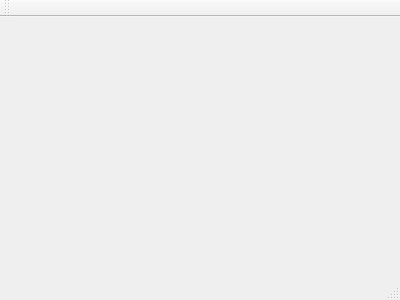
The window that mainwindow.ui (nsmgr8/BLUsage-qt4) describes before a commit, drawn with Qt 5.
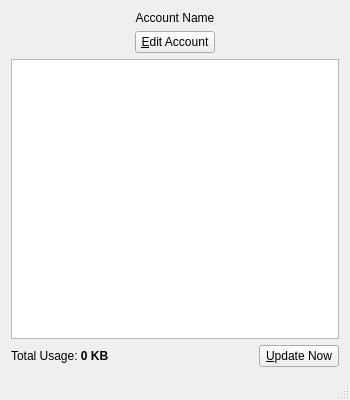
The same window after the commit.

Commit message: layout main window

Diff of the .ui file:
```diff
--- a/mainwindow.ui
+++ b/mainwindow.ui
@@ -1,24 +1,165 @@
 <ui version="4.0">
  <class>MainWindow</class>
- <widget class="QMainWindow" name="MainWindow" >
-  <property name="geometry" >
+ <widget class="QMainWindow" name="MainWindow">
+  <property name="geometry">
    <rect>
     <x>0</x>
     <y>0</y>
-    <width>400</width>
-    <height>300</height>
+    <width>350</width>
+    <height>400</height>
    </rect>
   </property>
-  <property name="windowTitle" >
+  <property name="minimumSize">
+   <size>
+    <width>350</width>
+    <height>400</height>
+   </size>
+  </property>
+  <property name="maximumSize">
+   <size>
+    <width>350</width>
+    <height>16777215</height>
+   </size>
+  </property>
+  <property name="windowTitle">
    <string>MainWindow</string>
   </property>
-  <widget class="QMenuBar" name="menuBar" />
-  <widget class="QToolBar" name="mainToolBar" />
-  <widget class="QWidget" name="centralWidget" />
-  <widget class="QStatusBar" name="statusBar" />
+  <widget class="QWidget" name="centralWidget">
+   <layout class="QGridLayout" name="gridLayout">
+    <item row="0" column="0">
+     <layout class="QVBoxLayout" name="verticalLayout_2">
+      <item>
+       <layout class="QVBoxLayout" name="verticalLayout">
+        <item>
+         <widget class="QLabel" name="accountName">
+          <property name="text">
+           <string>Account Name</string>
+          </property>
+          <property name="alignment">
+           <set>Qt::AlignCenter</set>
+          </property>
+         </widget>
+        </item>
+        <item>
+         <layout class="QHBoxLayout" name="horizontalLayout_2">
+          <item>
+           <spacer name="horizontalSpacer_2">
+            <property name="orientation">
+             <enum>Qt::Horizontal</enum>
+            </property>
+            <property name="sizeHint" stdset="0">
+             <size>
+              <width>40</width>
+              <height>20</height>
+             </size>
+            </property>
+           </spacer>
+          </item>
+          <item>
+           <widget class="QPushButton" name="editAccount">
+            <property name="text">
+             <string>&amp;Edit Account</string>
+            </property>
+           </widget>
+          </item>
+          <item>
+           <spacer name="horizontalSpacer_3">
+            <property name="orientation">
+             <enum>Qt::Horizontal</enum>
+            </property>
+            <property name="sizeHint" stdset="0">
+             <size>
+              <width>40</width>
+              <height>20</height>
+             </size>
+            </property>
+           </spacer>
+          </item>
+         </layout>
+        </item>
+       </layout>
+      </item>
+      <item>
+       <widget class="QTreeView" name="treeView"/>
+      </item>
+      <item>
+       <layout class="QHBoxLayout" name="horizontalLayout">
+        <item>
+         <widget class="QLabel" name="totalLabel">
+          <property name="text">
+           <string>Total Usage: &lt;b&gt;0 KB&lt;/b&gt;</string>
+          </property>
+         </widget>
+        </item>
+        <item>
+         <spacer name="horizontalSpacer">
+          <property name="orientation">
+           <enum>Qt::Horizontal</enum>
+          </property>
+          <property name="sizeHint" stdset="0">
+           <size>
+            <width>40</width>
+            <height>20</height>
+           </size>
+          </property>
+         </spacer>
+        </item>
+        <item>
+         <widget class="QPushButton" name="updateButton">
+          <property name="text">
+           <string>&amp;Update Now</string>
+          </property>
+         </widget>
+        </item>
+       </layout>
+      </item>
+     </layout>
+    </item>
+   </layout>
+  </widget>
+  <widget class="QStatusBar" name="statusBar"/>
+  <widget class="QMenuBar" name="menuBar">
+   <property name="geometry">
+    <rect>
+     <x>0</x>
+     <y>0</y>
+     <width>350</width>
+     <height>25</height>
+    </rect>
+   </property>
+  </widget>
+  <action name="actionAccount">
+   <property name="text">
+    <string>Account</string>
+   </property>
+   <property name="toolTip">
+    <string>Edit your account</string>
+   </property>
+   <property name="shortcut">
+    <string>Ctrl+Alt+A</string>
+   </property>
+  </action>
+  <action name="actionQuit">
+   <property name="text">
+    <string>Quit</string>
+   </property>
+   <property name="shortcut">
+    <string>Ctrl+Q</string>
+   </property>
+  </action>
+  <action name="actionUpdate">
+   <property name="text">
+    <string>Update</string>
+   </property>
+   <property name="toolTip">
+    <string>Update your usage list</string>
+   </property>
+   <property name="shortcut">
+    <string>Ctrl+U</string>
+   </property>
+  </action>
  </widget>
- <layoutDefault spacing="6" margin="11" />
- <pixmapfunction></pixmapfunction>
+ <layoutdefault spacing="6" margin="11"/>
  <resources/>
  <connections/>
 </ui>
```
Left out of the diff: 52 changed lines with no effect on the pictures. The commit also changes 2 other files.
